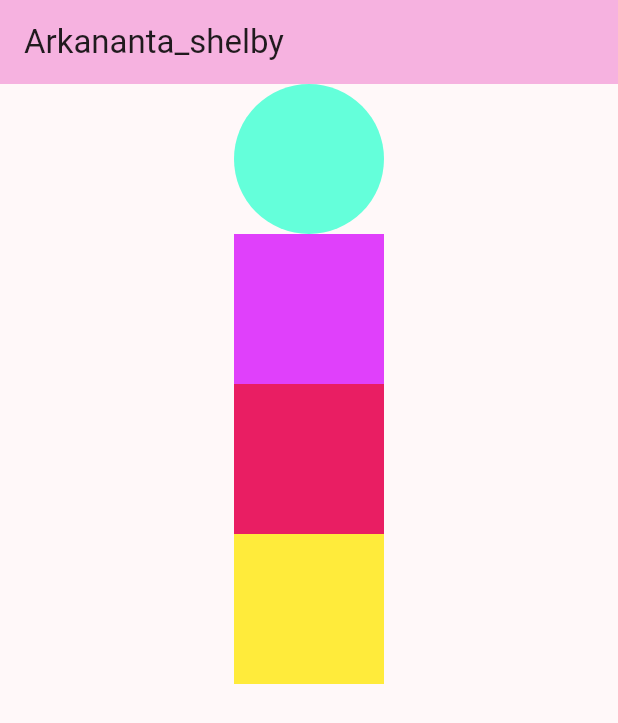
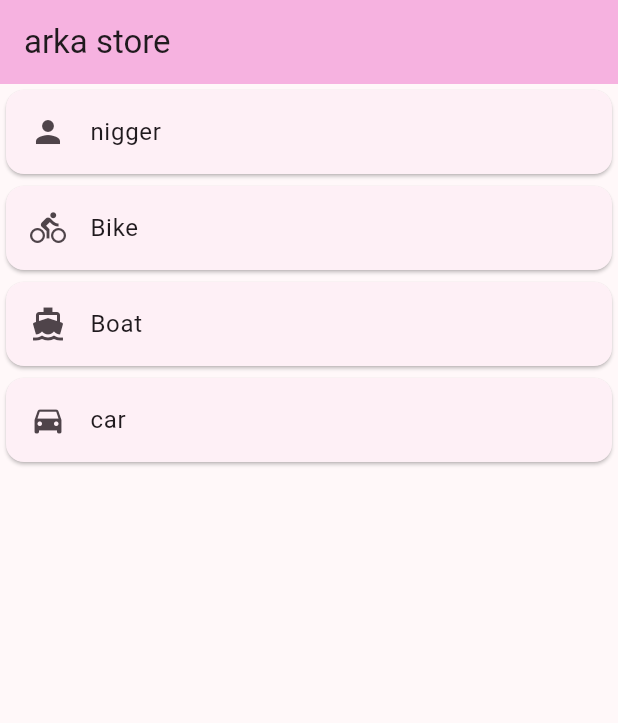
Before and after one commit to arkanantainformatika/review1, a Flutter app: the screen it shows after launch, on a phone screen of 412 x 824 dp. Shown: the top 723 px of the screen. Run offline on Flutter 3.47's test engine with Material 3 defaults, Android fonts, the phone set to English and light mode, and no system bars.

Commit message:
review 2

```diff
--- a/lib/main.dart
+++ b/lib/main.dart
@@ -11,12 +11,12 @@ class MyApp extends StatelessWidget {
   @override
   Widget build(BuildContext context) {
     return MaterialApp(
-      title: 'PRAKTIKUM DAY 1',
+      title: 'Flutter Demo',
       theme: ThemeData(
-        colorScheme: ColorScheme.fromSeed(seedColor: const Color.fromARGB(255, 255, 75, 222)),
+        colorScheme: ColorScheme.fromSeed(seedColor: const Color.fromARGB(255, 238, 35, 208)),
         useMaterial3: true,
       ),
-      home: const MyHomePage(title: 'Arkananta_shelby'),
+      home: const MyHomePage(title: 'arka store'),
     );
   }
 }
@@ -28,60 +28,86 @@ class MyHomePage extends StatefulWidget {
   @override
   State<MyHomePage> createState() => _MyHomePageState();
 }
-
+  List<String> titles = ["nigger","Bike", "Boat", "car"];
 class _MyHomePageState extends State<MyHomePage> {
 
   @override
   Widget build(BuildContext context) {
+
+    final icons = [
+      Icons.person,
+      Icons.directions_bike,
+      Icons.directions_boat,
+      Icons.directions_car
+      ];
+
     return Scaffold(
       appBar: AppBar(
         backgroundColor: Theme.of(context).colorScheme.inversePrimary,
         title: Text(widget.title),
       ),
-      body:
-      // Container(
-      //   padding: const EdgeInsets.all(20),
-      //   margin: const EdgeInsets.all(9),
-      //   width: 100,
-      //   height: 100,
-      //   color: Colors.black,
-      //   child: const Center(
-      //     child: Text("Hello World",
-      //     style: TextStyle(
-      //         fontSize: 20,
-      //         fontWeight: FontWeight.bold,
-      //         color: Colors.redAccent
+
+      body: ListView.builder(
+        itemCount: titles.length,
+        itemBuilder: (context, index) {
+          return Card(
+            child: ListTile(
+              leading: Icon(icons[index]),
+              title: Text(titles[index]),
+              onTap: () {
+
+              },
+            )
+          );
+        }
+      ),
+
+      //   children: const [
+      //     ListTile(
+      //       leading: Icon(Icons.sunny),
+      //       title: Text("Sun"),
+      //       trailing: Icon(Icons.keyboard_arrow_right),
+      //     ),
+      //     ListTile(
+      //       leading: Icon(Icons.brightness_3),
+      //       title: Text("Moon"),
+      //       trailing: Icon(Icons.keyboard_arrow_right),
+      //     ),
+      //     ListTile(
+      //       leading: Icon(Icons.star),
+      //       title: Text("Star"),
+      //       trailing: Icon(Icons.keyboard_arrow_right),
+      //     ),
+      //     ListTile(
+      //       leading: CircleAvatar(
+      //         backgroundImage: AssetImage("ikn.jpeg"),
       //       ),
+      //       title: Text("IKN"),
+      //       trailing: Icon(Icons.keyboard_arrow_right),
       //     )
-      //   ),
-      // )
-    Center(
-      child: Column(children: [
-        Container(
-          width: 100,
-          height: 100,
-          decoration: const BoxDecoration(
-          color: Colors.tealAccent,
-          shape: BoxShape.circle, // Membuat bentuk bulat
-          ),
-        ),
-        Container(
-          width: 100,
-          height: 100,
-          color: Colors.purpleAccent,
-        ),
-        Container(
-          width: 100,
-          height: 100,
-          color: Colors.pink,
-        ),
-        Container(
-          width: 100,
-          height: 100,
-          color: Colors.yellow,
-        ),
-      ],),
-    )
+      //   ],
+      // ),
+
+  // body: GridView(
+  //   gridDelegate: const SliverGridDelegateWithFixedCrossAxisCount(
+  //   crossAxisCount: 3,
+  //   ),
+  //     children: [
+  //       Container(
+  //         width: 100,
+  //         height: 250,
+  //         margin: const EdgeInsets.only(bottom: 10),
+  //         color: Colors.red,
+  //         child: const Image(image: AssetImage("ikn.jpeg"))
+  //       ),
+  //       Container(
+  //         width: 100,
+  //         height: 250,
+  //         margin: const EdgeInsets.only(bottom: 10),
+  //         color: Colors.blue,
+  //       ),
+  //       ],
+  //     ),
     );
   }
 }
--- a/pubspec.yaml
+++ b/pubspec.yaml
@@ -59,7 +59,9 @@ flutter:
   uses-material-design: true
 
   # To add assets to your application, add an assets section, like this:
-  # assets:
+  assets:
+  - assets/
+
   #   - images/a_dot_burr.jpeg
   #   - images/a_dot_ham.jpeg
 
```
Also changed, not shown: assets/inu.jpeg (added).
